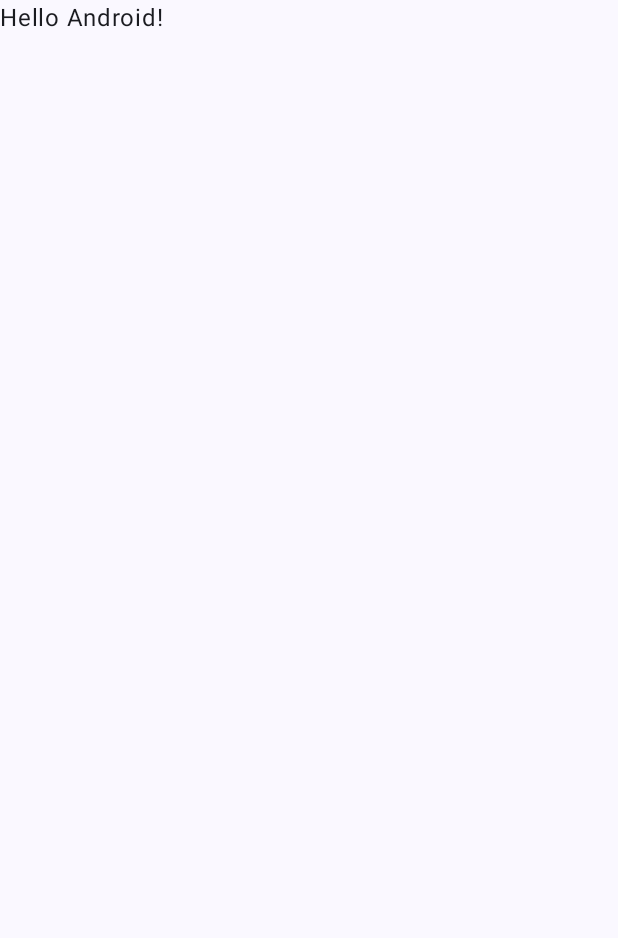
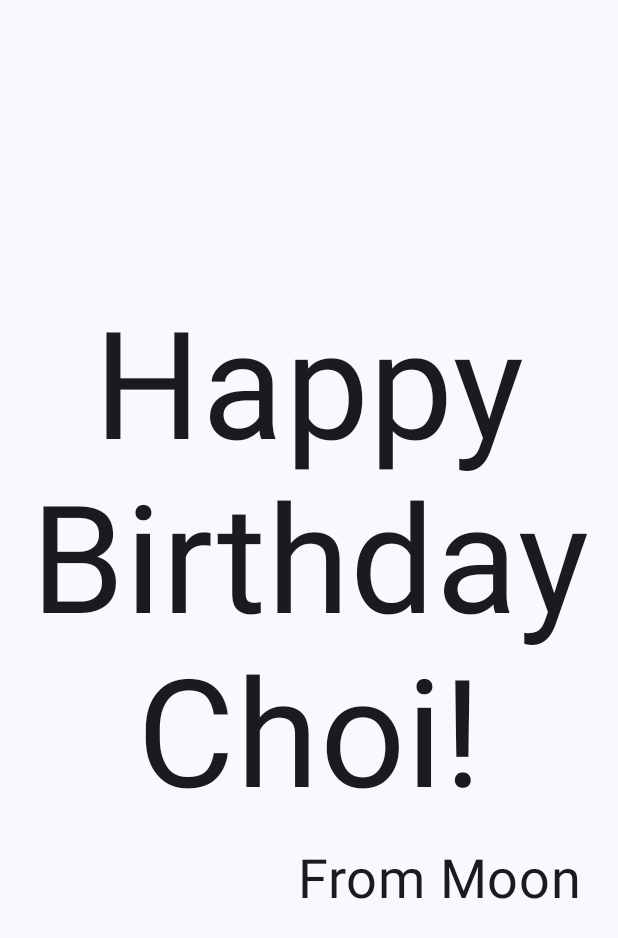
Before and after one commit to loban-0409/Compose-Codelabs, an Android app built with Jetpack Compose: the screen it shows after launch (MainActivity), on a phone screen of 412 x 824 dp. Before the commit the part shown is almost empty. Shown: the top 938 px of the screen. Run offline under Robolectric (Android 15) with nearby library versions, the phone set to English and light mode, and no system bars.

Commit message:
feat: Happy Birthday Card 만들기

```diff
--- a/Basics/app/src/main/java/com/loban/basics/MainActivity.kt
+++ b/Basics/app/src/main/java/com/loban/basics/MainActivity.kt
@@ -3,13 +3,20 @@ package com.loban.basics
 import android.os.Bundle
 import androidx.activity.ComponentActivity
 import androidx.activity.compose.setContent
+import androidx.compose.foundation.layout.Arrangement
+import androidx.compose.foundation.layout.Column
 import androidx.compose.foundation.layout.fillMaxSize
+import androidx.compose.foundation.layout.padding
 import androidx.compose.material3.MaterialTheme
 import androidx.compose.material3.Surface
 import androidx.compose.material3.Text
 import androidx.compose.runtime.Composable
+import androidx.compose.ui.Alignment
 import androidx.compose.ui.Modifier
+import androidx.compose.ui.text.style.TextAlign
 import androidx.compose.ui.tooling.preview.Preview
+import androidx.compose.ui.unit.dp
+import androidx.compose.ui.unit.sp
 import com.loban.basics.ui.theme.BasicsTheme
 
 class MainActivity : ComponentActivity() {
@@ -20,9 +27,9 @@ class MainActivity : ComponentActivity() {
                 // A surface container using the 'background' color from the theme
                 Surface(
                     modifier = Modifier.fillMaxSize(),
-                    color = MaterialTheme.colorScheme.background
+                    color = MaterialTheme.colorScheme.background,
                 ) {
-                    Greeting("Android")
+                    GreetingText(message = "Happy Birthday Choi!", from = "From Moon")
                 }
             }
         }
@@ -30,17 +37,31 @@ class MainActivity : ComponentActivity() {
 }
 
 @Composable
-fun Greeting(name: String, modifier: Modifier = Modifier) {
-    Text(
-        text = "Hello $name!",
-        modifier = modifier
-    )
+fun GreetingText(message: String, from: String, modifier: Modifier = Modifier) {
+    Column(
+        verticalArrangement = Arrangement.Center,
+        modifier = modifier.padding(8.dp),
+    ) {
+        Text(
+            text = message,
+            fontSize = 100.sp,
+            lineHeight = 116.sp,
+            textAlign = TextAlign.Center,
+        )
+        Text(
+            text = from,
+            fontSize = 36.sp,
+            modifier = Modifier
+                .padding(16.dp)
+                .align(alignment = Alignment.End),
+        )
+    }
 }
 
 @Preview(showBackground = true)
 @Composable
 fun GreetingPreview() {
     BasicsTheme {
-        Greeting("Android")
+        GreetingText(message = "Happy Birthday Choi!", from = "From Moon")
     }
 }
```
